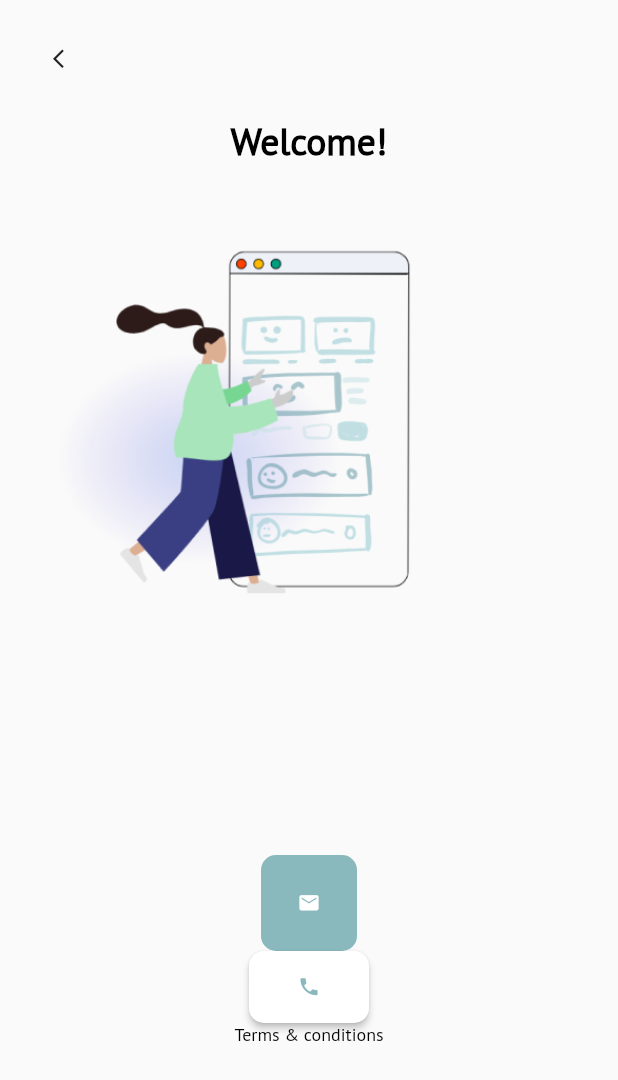
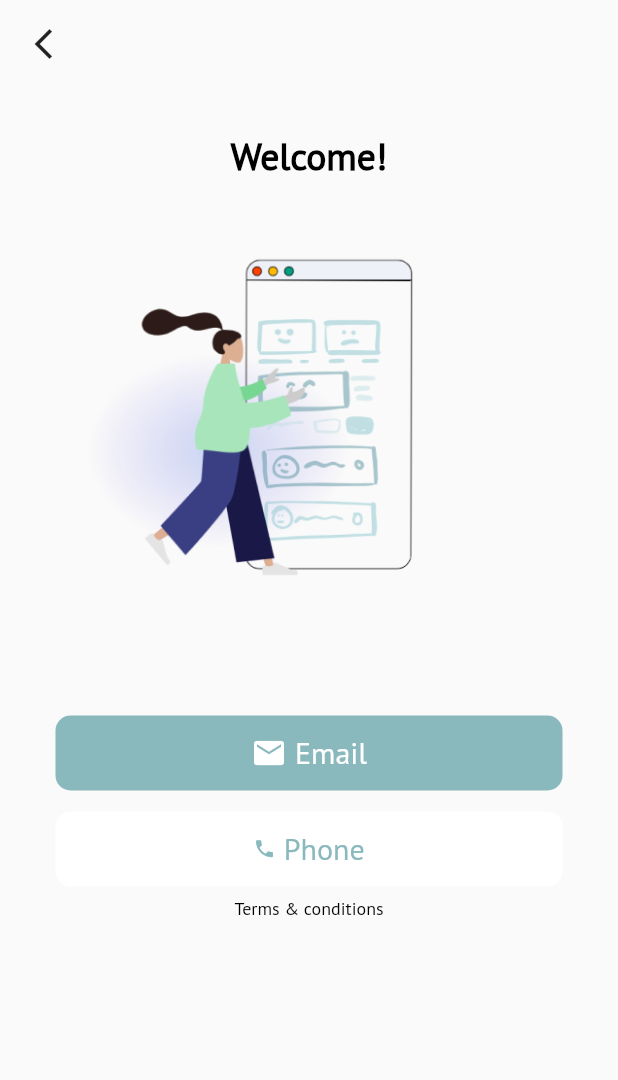
Before and after one commit to hackslash-nitp/cura, a Flutter app: the screen it shows after launch, on a phone screen of 412 x 824 dp. Shown: the top 1080 px of the screen. Run offline on Flutter 3.47's test engine with Material 2 defaults, Android fonts, the light colour scheme and no system bars.

Commit message:
Final commit for welcome screen

```diff
--- a/lib/main.dart
+++ b/lib/main.dart
@@ -1,3 +1,5 @@
+import 'dart:ui';
+
 import 'package:flutter/cupertino.dart';
 import 'package:flutter/material.dart';
 
@@ -16,56 +18,61 @@ class MyApp extends StatefulWidget {
 class MyAppState extends State<MyApp> {
   Widget build(BuildContext context) {
     return MaterialApp(
-        home: Scaffold(
-      body: Column(children: [
-          Container(
-            // color: Colors.white,
-            child: Column(
-                // crossAxisAlignment: CrossAxisAlignment.center,
+        debugShowCheckedModeBanner: false,
+        home: SafeArea(
+          child: Scaffold(
+            body: Column(
+                crossAxisAlignment: CrossAxisAlignment.start,
                 children: <Widget>[
                   Padding(
-                      padding: const EdgeInsets.all(15.0),
-                      child: Row(children: <Widget>[
-                        Container(
+                      padding: const EdgeInsets.all(5.0),
                       child: IconButton(
                         icon: const Icon(
                           Icons.arrow_back_ios_new,
-                              size: 15,
+                          size: 24,
                         ),
                         onPressed: () {
-                              print('Pressed');
+                          Navigator.of(context).pop();
                         },
-                          ),
-                        ),
-                      ]))
-                ])),
-        Center(
-          child: Text('Welcome!',
+                      )),
+                  Padding(
+                    padding: const EdgeInsets.all(30.0),
+                    child: Column(
+                      crossAxisAlignment: CrossAxisAlignment.center,
+                      children: [
+                        const Text('Welcome!',
                             style: TextStyle(
                               fontSize: 25.0,
                               fontWeight: FontWeight.bold,
                               color: Colors.black,
                               fontFamily: 'PT Sans',
                             )),
-        ),
                         Align(
-      alignment: Alignment(-.5, .8),
+                            alignment: const Alignment(-.5, .8),
                             child: Image.asset(
                               'assets/startup_assets/preview_splash_assets/spl4a.png',
-        height: 460,
-        width: 260,
+                              height: 350,
                               alignment: Alignment.topCenter,
                             )),
-        TextButton(
-          onPressed: (() {
-            print('Pressed');
-          }),
-          child: IconButton(
-            icon: const Icon(
+                        Container(
+                          margin: EdgeInsets.all(7),
+                          height: 50,
+                          width: 378,
+                          child: TextButton(
+                            onPressed: () {},
+                            child: Row(
+                              mainAxisAlignment: MainAxisAlignment.center,
+                              children: [
+                                const Icon(
                                   Icons.email,
-              size: 15,
+                                  size: 24,
                                 ),
-            onPressed: (() {}),
+                                const Text(
+                                  " Email",
+                                  style: TextStyle(
+                                      fontSize: 20, fontFamily: 'PT Sans'),
+                                ),
+                              ],
                             ),
                             // clipBehavior: (chi),
                             style: TextButton.styleFrom(
@@ -73,26 +80,43 @@ class MyAppState extends State<MyApp> {
                                 borderRadius: BorderRadius.circular(10),
                               ),
                               primary: Colors.white,
-            backgroundColor: const Color.fromARGB(255, 137, 184, 189),
+                              backgroundColor:
+                                  const Color.fromARGB(255, 137, 184, 189),
                             ),
                           ),
-        ElevatedButton(
+                        ),
+                        Container(
+                          margin: EdgeInsets.all(7),
+                          height: 50,
+                          width: 378,
+                          child: TextButton(
                             style: TextButton.styleFrom(
                                 shape: RoundedRectangleBorder(
                                   borderRadius: BorderRadius.circular(10),
                                 ),
-              primary: const Color.fromARGB(255, 137, 184, 189),
+                                primary:
+                                    const Color.fromARGB(255, 137, 184, 189),
                                 backgroundColor: Colors.white),
-          onPressed: (() {
-            print('Pressed');
-          }),
-          child:IconButton(
-            icon: const Icon(
+                            onPressed: (() {}),
+                            child: Row(
+                              mainAxisAlignment: MainAxisAlignment.center,
+                              children: [
+                                const Icon(
                                   Icons.phone,
                                   size: 15,
                                 ),
-            onPressed: (() {}),
-          ),),
+                                const Text(
+                                  " Phone",
+                                  style: TextStyle(
+                                      fontSize: 20, fontFamily: 'PT Sans'),
+                                ),
+                              ],
+                            ),
+                          ),
+                        ),
+                        // const SizedBox(
+                        //   height: 10,
+                        // ),
                         Center(
                           child: Text('Terms & conditions',
                               style: TextStyle(
@@ -102,19 +126,11 @@ class MyAppState extends State<MyApp> {
                                 fontFamily: 'PT Sans',
                               )),
                         ),
+                      ],
+                    ),
+                  ),
                 ]),
+          ),
         ));
   }
 }
-
-Align alignSplashscreen() {
-  return Align(
-      alignment: Alignment(-.5, .8),
-      child: Image.asset(
-        'assets/startup_assets/preview_splash_assets/spl4a.png',
-        height: 450,
-        width: 250,
-        alignment: Alignment.topCenter,
-      ));
-}
-// Action(const Text('Email')),
```
Lines whose indentation alone changed are shown as unchanged.
